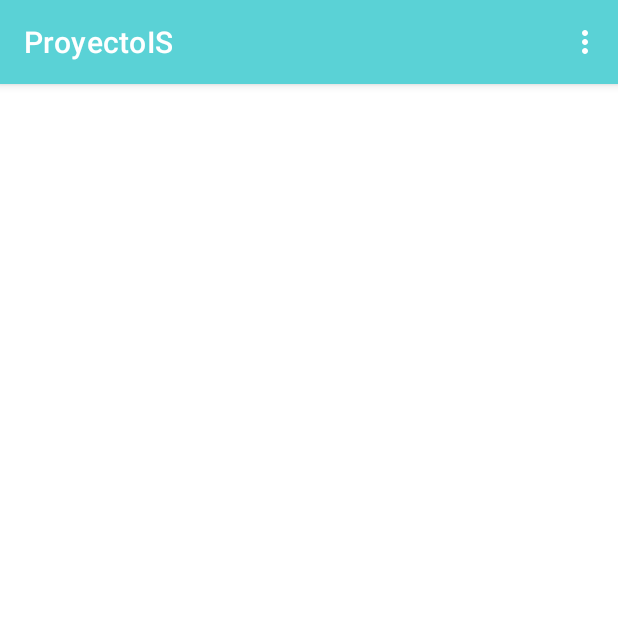
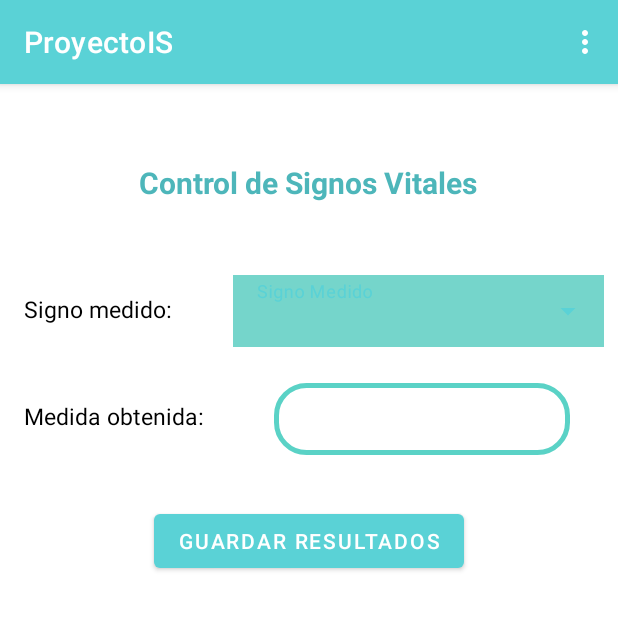
Before and after one commit to HumbertoMorales1234/ProyectoIS, an Android app: the SignosVitales screen opened directly, with no data from a screen before it, on a phone screen of 412 x 824 dp, the top half of it. Run offline under Robolectric (Android 15) with nearby library versions, the phone set to English and light mode, and no system bars.

Commit message:
Ajuste Vitales, Bugs

```diff
--- a/app/src/main/java/com/example/proyectois/Medicinas.kt
+++ b/app/src/main/java/com/example/proyectois/Medicinas.kt
@@ -125,7 +125,7 @@ class Medicinas : AppCompatActivity() {
     // Agrega las funcionalidades de los items del menu
     override fun onOptionsItemSelected(item: MenuItem): Boolean {
         when(item.itemId){
-            R.id.signosVitales -> startActivity(Intent(this, Resumen::class.java))
+            R.id.signosVitales -> startActivity(Intent(this, SignosVitales::class.java))
             R.id.resumen -> startActivity(Intent(this, Resumen::class.java))
             R.id.perfilUsuario -> startActivity(Intent(this, EdicionPerfil::class.java))
             R.id.medicinas -> startActivity(Intent(this, Medicinas::class.java))
--- a/app/src/main/java/com/example/proyectois/Resumen.kt
+++ b/app/src/main/java/com/example/proyectois/Resumen.kt
@@ -35,7 +35,7 @@ class Resumen : AppCompatActivity() {
     // Agrega las funcionalidades de los items del menu
     override fun onOptionsItemSelected(item: MenuItem): Boolean {
         when(item.itemId){
-            R.id.signosVitales -> startActivity(Intent(this, Resumen::class.java))
+            R.id.signosVitales -> startActivity(Intent(this, SignosVitales::class.java))
             R.id.resumen -> startActivity(Intent(this, Resumen::class.java))
             R.id.perfilUsuario -> startActivity(Intent(this, EdicionPerfil::class.java))
             R.id.medicinas -> startActivity(Intent(this, Medicinas::class.java))
--- a/app/src/main/java/com/example/proyectois/clases/Paciente.kt
+++ b/app/src/main/java/com/example/proyectois/clases/Paciente.kt
@@ -10,8 +10,8 @@ class Paciente(
     var tipoCronico: String?,
     var alergiasComunes: String?, //El ? indica que puede ser nulo y no sea necesario escribirlo en el constructor
     var alergiasMedicamentos: String?,
-    var tratamientos: Array<Tratamiento>?,
-    var vitales : Array<SignoVital>?
+    var tratamientos: ArrayList<Tratamiento>?,
+    var vitales : ArrayList<SignoVital>?
 ) {
 
 }
--- a/app/src/main/java/com/example/proyectois/clases/SignoVital.kt
+++ b/app/src/main/java/com/example/proyectois/clases/SignoVital.kt
@@ -1,7 +1,7 @@
 package com.example.proyectois.clases
 
 class SignoVital(
-    Tipo: String,
-    medidas: Array<Medida>
+  var  Tipo: String,
+  var  medidas: ArrayList<Float>?
 ) {
 }
--- a/app/src/main/res/layout/activity_signos_vitales.xml
+++ b/app/src/main/res/layout/activity_signos_vitales.xml
@@ -6,4 +6,92 @@
     android:layout_height="match_parent"
     tools:context=".SignosVitales">
 
+    <TextView
+        android:id="@+id/textView"
+        android:layout_width="130dp"
+        android:layout_height="23dp"
+        android:layout_marginTop="60dp"
+        android:text="Signo medido:"
+        android:textSize="15dp"
+        android:textColor="@color/black"
+        app:layout_constraintEnd_toEndOf="parent"
+        app:layout_constraintHorizontal_bias="0.056"
+        app:layout_constraintStart_toStartOf="parent"
+        app:layout_constraintTop_toBottomOf="@+id/textView7" />
+
+    <TextView
+        android:id="@+id/textView5"
+        android:layout_width="139dp"
+        android:layout_height="22dp"
+        android:layout_marginTop="48dp"
+        android:text="Medida obtenida:"
+        android:textSize="15dp"
+        android:textColor="@color/black"
+        app:layout_constraintEnd_toEndOf="parent"
+        app:layout_constraintHorizontal_bias="0.058"
+        app:layout_constraintStart_toStartOf="parent"
+        app:layout_constraintTop_toBottomOf="@+id/textView" />
+
+    <com.google.android.material.textfield.TextInputLayout
+        android:id="@+id/textInputLayoutVitales"
+        style="@style/Widget.MaterialComponents.TextInputLayout.FilledBox.Dense.ExposedDropdownMenu"
+        android:layout_width="247dp"
+        android:layout_height="48dp"
+        android:layout_marginTop="48dp"
+        app:layout_constraintEnd_toEndOf="parent"
+        app:layout_constraintStart_toEndOf="@+id/textView"
+        app:layout_constraintTop_toBottomOf="@+id/textView7">
+
+        <AutoCompleteTextView
+            android:id="@+id/seleccionVitales"
+            android:layout_width="match_parent"
+            android:layout_height="61dp"
+            android:layout_weight="1"
+            android:backgroundTint="#5AD2C6"
+            android:hint="Signo Medido"
+            android:inputType="none"
+            android:text=""
+            android:textColor="@color/white"
+            android:textSize="20dp" />
+
+    </com.google.android.material.textfield.TextInputLayout>
+
+    <TextView
+        android:id="@+id/textView7"
+        android:layout_width="wrap_content"
+        android:layout_height="wrap_content"
+        android:layout_marginTop="52dp"
+        android:text="Control de Signos Vitales"
+        android:textSize="20dp"
+        android:textStyle="bold"
+        android:textColor="@color/cyan_salud_daker"
+        app:layout_constraintEnd_toEndOf="parent"
+        app:layout_constraintHorizontal_bias="0.498"
+        app:layout_constraintStart_toStartOf="parent"
+        app:layout_constraintTop_toTopOf="parent" />
+
+    <Button
+        android:id="@+id/guardar_resultados_Vitales"
+        android:layout_width="wrap_content"
+        android:layout_height="wrap_content"
+        android:layout_marginTop="48dp"
+        android:text="Guardar Resultados"
+        app:layout_constraintEnd_toEndOf="parent"
+        app:layout_constraintStart_toStartOf="parent"
+        app:layout_constraintTop_toBottomOf="@+id/textView5" />
+
+    <EditText
+        android:id="@+id/medicion_Vitales"
+        android:layout_width="197dp"
+        android:layout_height="48dp"
+        android:layout_marginTop="24dp"
+        android:background="@drawable/estilo_edit_text"
+        android:inputType="number"
+        android:text=""
+        app:layout_constraintEnd_toEndOf="parent"
+        app:layout_constraintHorizontal_bias="0.457"
+        app:layout_constraintStart_toEndOf="@+id/textView5"
+        app:layout_constraintTop_toBottomOf="@+id/textInputLayoutVitales"
+        tools:ignore="SpeakableTextPresentCheck" />
+
 </androidx.constraintlayout.widget.ConstraintLayout>
--- a/app/src/main/res/values/strings.xml
+++ b/app/src/main/res/values/strings.xml
@@ -30,4 +30,11 @@
         <item>EPOC</item>
         <item>VIH/sida-</item>
     </string-array>
+    <string-array name="signosVitales">
+        <item>Presión Arterial</item>
+        <item>Niveles de Azúcar</item>
+        <item>Niveles de Oxígeno</item>
+        <item>Ritmo Cardiaco</item>
+        <item>Temperatura</item>
+    </string-array>
 </resources>
```
Also changed, not shown: app/src/main/java/com/example/proyectois/EdicionPerfil.kt (+16 -12 lines), app/src/main/java/com/example/proyectois/SignosVitales.kt (+88 -1 lines), app/src/main/java/com/example/proyectois/clases/Medida.kt (deleted, +0 -9 lines), app/src/main/java/com/example/proyectois/clases/Tratamiento.kt (+6 -2 lines), app/src/main/res/layout/activity_edicion_perfil.xml (+16 -14 lines), app/src/main/res/layout/dropdown_medible.xml (added, +9 -0 lines).
